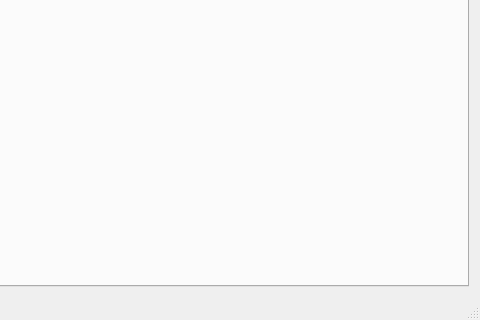
Before: the Qt Designer form Qt_PP_1819_GUI/mainwindow.ui in 0xanselm-priv/prg2-pr_milestone1, drawn with Qt 5; both pictures show x 461 to 941 and y 334 to 654 of the 941 by 654 pixel window.
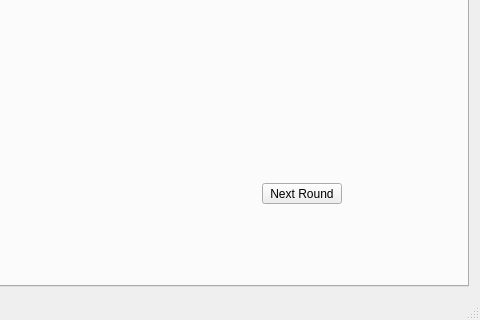
After: the same form once the commit is applied.

The edit to the form file:
```diff
--- a/Qt_PP_1819_GUI/mainwindow.ui
+++ b/Qt_PP_1819_GUI/mainwindow.ui
@@ -63,6 +63,19 @@
          <string/>
         </property>
        </widget>
+       <widget class="QPushButton" name="pushButton_2">
+        <property name="geometry">
+         <rect>
+          <x>710</x>
+          <y>480</y>
+          <width>80</width>
+          <height>21</height>
+         </rect>
+        </property>
+        <property name="text">
+         <string>Next Round</string>
+        </property>
+       </widget>
       </widget>
       <widget class="QWidget" name="tab_2">
        <attribute name="title">
```
